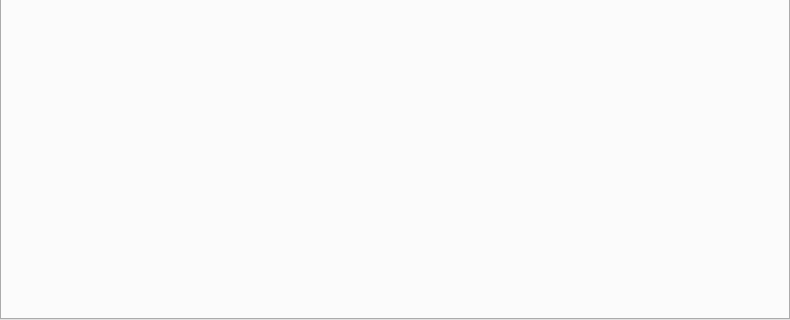
This is Plugins/UDPTest/udpform.ui in TestingLife-Zhangjinkun/BusTest as Qt 5 draws it before an edit; both pictures show x 0 to 790 and y 230 to 550 of the 790 by 550 pixel window. The edited form follows.
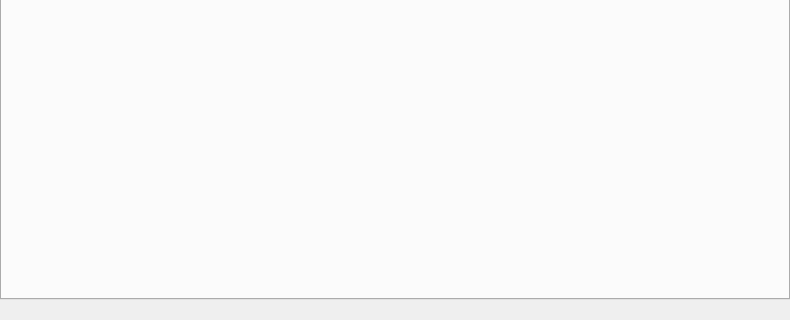
This is the edited form.

Patch:
```diff
--- a/Plugins/UDPTest/udpform.ui
+++ b/Plugins/UDPTest/udpform.ui
@@ -19,7 +19,7 @@
      <x>0</x>
      <y>0</y>
      <width>790</width>
-     <height>550</height>
+     <height>530</height>
     </rect>
    </property>
    <widget class="QWidget" name="tab">
```
